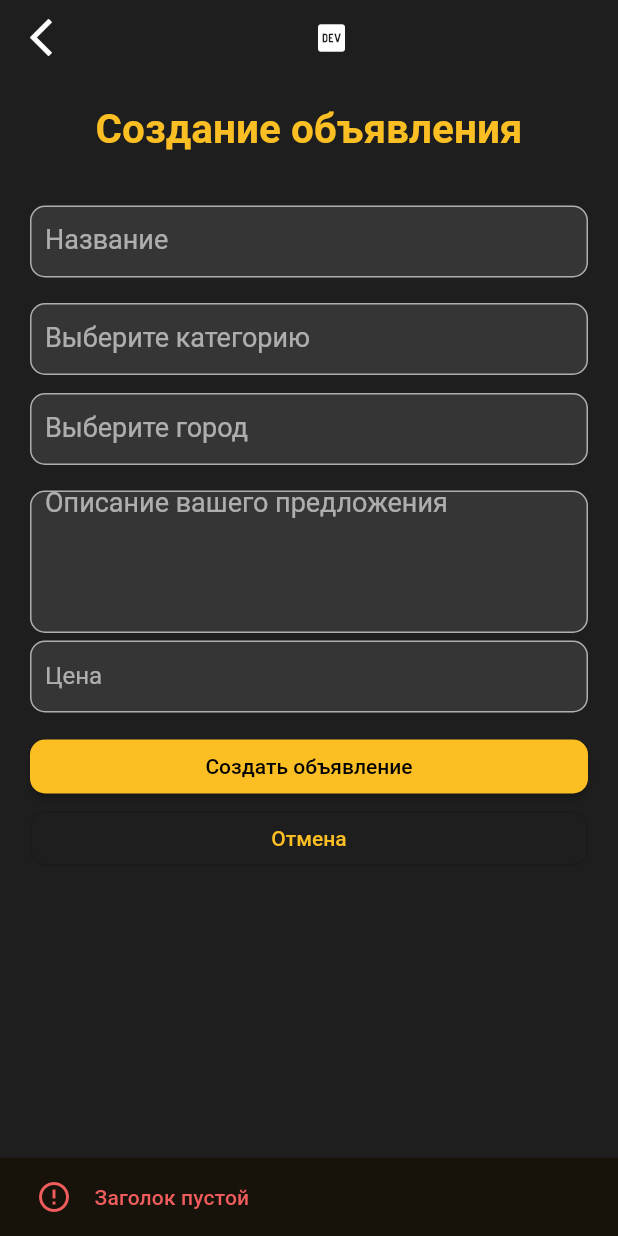
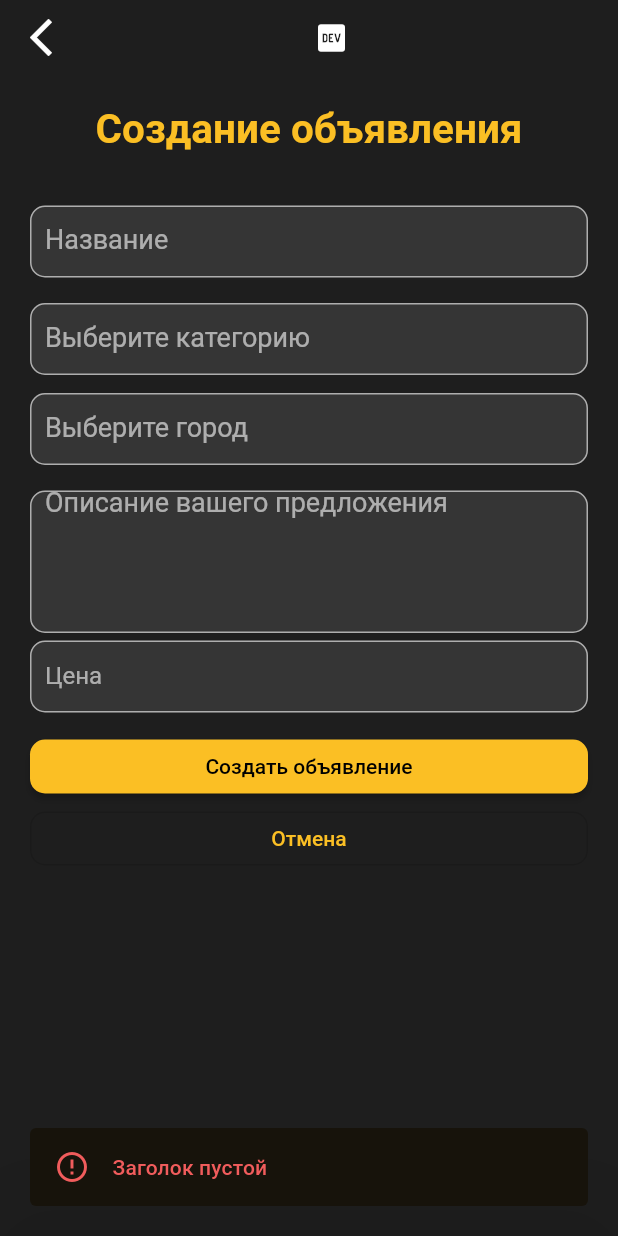
Before and after one commit to Manover-metal/megaladon_app, a Flutter app: the CreateAdScreen screen opened by its route, after a tap on "Создать объявление", on a phone screen of 412 x 824 dp. Run offline on Flutter 3.47's test engine with Material 2 defaults, Android fonts, the light colour scheme and no system bars; our stand-ins replace auto_route, bloc, dio, easy_localization, equatable, flex_color_scheme and 7 more; missing offline and left inert: flutter_picker, teledart; accounts and stored records are empty; generated files the repository leaves out were written again; network calls fail; statements that could not run were skipped.

Commit message:
beautiful snackbar

```diff
--- a/lib/presentation/widgets/snackbars/error_snackbar.dart
+++ b/lib/presentation/widgets/snackbars/error_snackbar.dart
@@ -3,9 +3,11 @@ import 'package:flutter/material.dart';
 
 showErrorSnackBar(BuildContext context, String error) {
   ScaffoldMessenger.of(context).showSnackBar(SnackBar(
+      margin: EdgeInsets.all(20),
+      behavior: SnackBarBehavior.floating,
       elevation: 40,
       backgroundColor: Theme.of(context).colorScheme.background,
-      duration: Duration(seconds: 5),
+      duration: Duration(seconds: 20),
       content: Row(
         children: [
           Icon(
--- a/lib/presentation/widgets/snackbars/message_snackbar.dart
+++ b/lib/presentation/widgets/snackbars/message_snackbar.dart
@@ -3,6 +3,8 @@ import 'package:flutter/material.dart';
 
 showMessageSnackBar(BuildContext context, String message) {
   ScaffoldMessenger.of(context).showSnackBar(SnackBar(
+      margin: EdgeInsets.all(20),
+      behavior: SnackBarBehavior.floating,
       elevation: 40,
       backgroundColor: Theme.of(context).colorScheme.background,
       duration: Duration(seconds: 5),
--- a/lib/presentation/widgets/snackbars/success_snackbar.dart
+++ b/lib/presentation/widgets/snackbars/success_snackbar.dart
@@ -5,6 +5,8 @@ import 'package:megaladon/core/themes/dark.dart';
 
 showSuccessSnackBar(BuildContext context, String success) {
   ScaffoldMessenger.of(context).showSnackBar(SnackBar(
+      margin: EdgeInsets.all(20),
+      behavior: SnackBarBehavior.floating,
       elevation: 40,
       backgroundColor: Theme.of(context).colorScheme.background,
       duration: Duration(seconds: 5),
```
